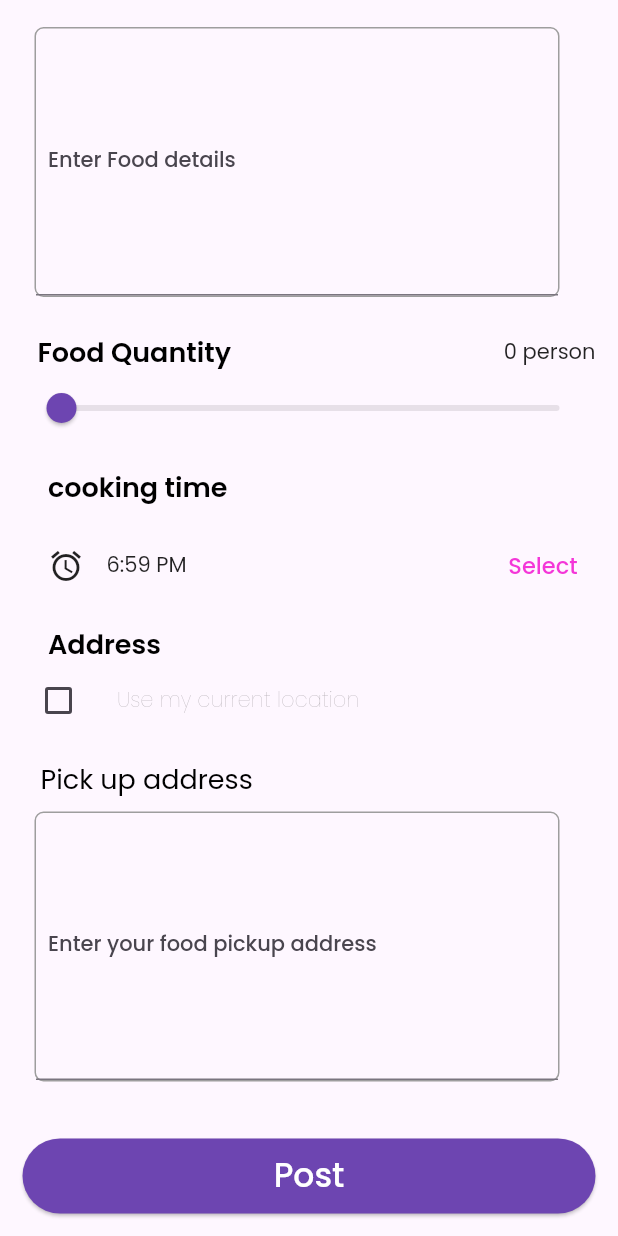
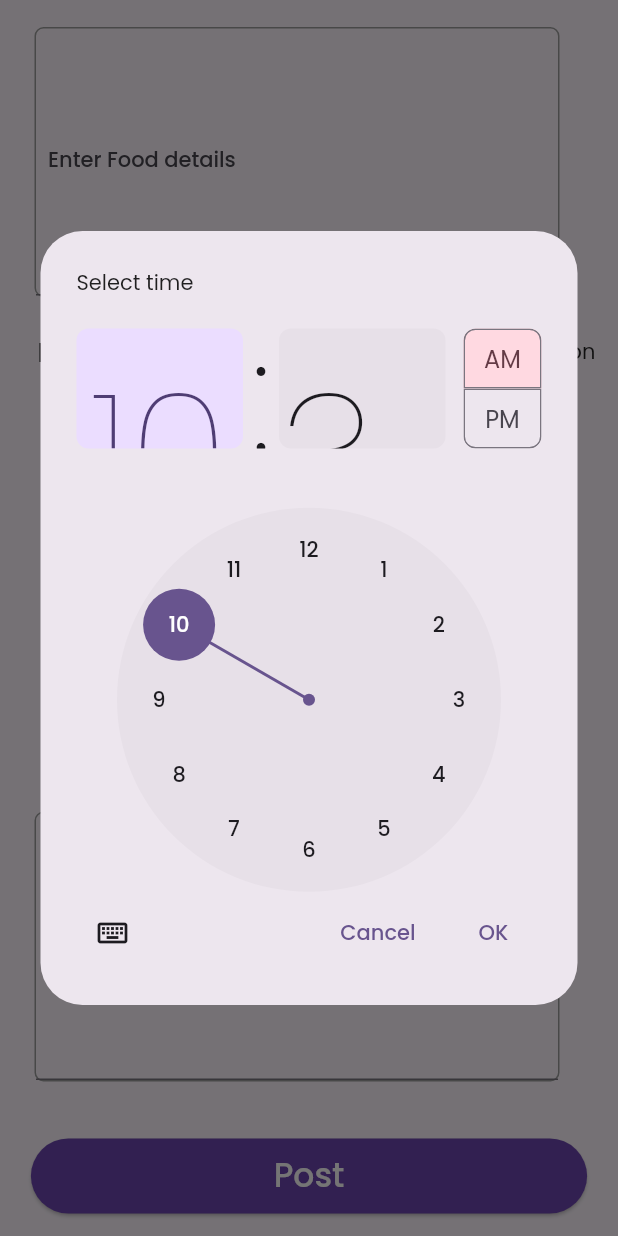
Before and after one commit to Adhinprakash/GIve_and_Gobble, a Flutter app: the ScreenDonation screen opened directly, scrolled down 209 dp, after a tap on "Select", on a phone screen of 412 x 824 dp. Run offline on Flutter 3.47's test engine with Material 2 defaults, Android fonts, the phone set to English and light mode, and no system bars; our stand-ins replace awesome_dialog, form_field_validator, geocoding, geolocator, google_fonts, pinput and 2 more.

Commit message:
location fetching and time fetching done

```diff
--- /dev/null
+++ b/lib/controller/provider/time_picking.dart
@@ -0,0 +1,21 @@
+
+import 'package:flutter/material.dart';
+
+class ShowTimePicker extends ChangeNotifier{
+TimeOfDay timeOfDay=TimeOfDay(hour: 8, minute: 30);
+
+
+
+Future showTimepickerDialoag( context)async{
+
+ final TimeOfDay? selectedtime= await  showTimePicker(
+
+  context:context , initialTime: TimeOfDay.now());
+
+if(selectedtime!=null &&  selectedtime!=timeOfDay){
+  timeOfDay=selectedtime;
+  notifyListeners();
+}
+
+ }
+}
--- a/lib/view/User/user_donation/screen_donation.dart
+++ b/lib/view/User/user_donation/screen_donation.dart
@@ -1,7 +1,12 @@
 import 'package:flutter/material.dart';
+import 'package:geocoding/geocoding.dart';
+import 'package:geolocator/geolocator.dart';
 import 'package:give_gobble/controller/consts/const.dart';
+import 'package:give_gobble/controller/provider/time_picking.dart';
 import 'package:give_gobble/view/User/appbar__widget.dart';
 import 'package:give_gobble/view/User/widgets/textformfield_widget.dart';
+import 'package:provider/provider.dart';
+import 'package:sizer/sizer.dart';
 
 class ScreenDonation extends StatefulWidget {
   const ScreenDonation({super.key});
@@ -10,12 +15,23 @@ class ScreenDonation extends StatefulWidget {
   State<ScreenDonation> createState() => _ScreenDonationState();
 }
 
+
 class _ScreenDonationState extends State<ScreenDonation> {
+  @override
+  void dispose() {
+    _locationController.clear();
+
+    super.dispose();
+  }
+    TextEditingController _locationController = TextEditingController();
+  bool _isChecked = false;
+
   double currentvalue=0;
 bool value=false;
   @override
   Widget build(BuildContext context) {
-    return ListView(
+    return Scaffold(
+      body: ListView(
         children: [
          const DonationPageAppbar(title: 'Create New Post', leading:Icons.arrow_back, trailing: "Post"),
           Padding(
@@ -36,7 +52,7 @@ bool value=false;
                 kheight30,
                  const Padding(
                   padding: EdgeInsets.all(8.0),
-                child:TextFormfieldWidget(labelText: "Enter Food details"),
+                  child:TextFormfieldWidget(labelText: "Enter Food details", ),
                 ),
                 kHeight15,
                 Padding(
@@ -52,7 +68,7 @@ bool value=false;
                 ),
                 Center(
                   child: SizedBox(
-                  width: 420,
+                    width: 90.w,
                     child: Slider(
                       activeColor: kpurple,
                       min: 0,
@@ -75,18 +91,23 @@ bool value=false;
 
               Padding(
                 padding: const EdgeInsets.only(left: 17),
-              child: Row(
+                child: Consumer<ShowTimePicker>(
+                  builder: (context, value, _) {
+                    return  Row(
                     mainAxisAlignment: MainAxisAlignment.spaceBetween,
                       children: [
                          Row(
                           children: [
-                       Icon(Icons.alarm),
+                           const Icon(Icons.alarm),
                            kwidth15,
-                        Text("6:59 PM")
+                           Text(value.timeOfDay.format(context).toString())
                           ],
                         ),
-                    TextButton(onPressed: (){}, child: Text("Select",style: textStyleFuc(weight: FontWeight.w500, color: kpink, size: 15),))
+                        TextButton(onPressed:()async{value.showTimepickerDialoag(context);} , child: Text("Select",style: textStyleFuc(weight: FontWeight.w500, color: kpink, size: 15),))
                       ],
+                    );
+                  },
+
                 ),
               ),
               kHeight15,
@@ -96,7 +117,12 @@ bool value=false;
                 ),
                 Row(
                   children: [
-              Checkbox(value: value, onChanged: (value){}),
+                Checkbox(value: _isChecked, onChanged: (value){
+                   _isChecked = value ?? false;
+                      if (_isChecked) {
+                        _getCurrentLocation();
+                      }
+                }),
                 kwidth15,
                Text("Use my current location",style: textStyleFuc(weight: FontWeight.w200, color: kBlack38, size: 14),),
 
@@ -107,19 +133,67 @@ bool value=false;
                   padding: const EdgeInsets.only(left: 12),
                   child: Text("Pick up address",style: textStyleFuc(weight: FontWeight.w400, color: kBlack, size: 18),),
                 ),
-              const Padding(
-                padding: EdgeInsets.all(8.0),
-                child: TextFormfieldWidget(labelText: "Enter your food pickup address"),
+                 Padding(
+                  padding: const EdgeInsets.all(8.0),
+                  child: TextFormfieldWidget(labelText: "Enter your food pickup address",controller: _locationController,),
                 ),
                 kheight30,
                 Center(child: SizedBox(
-                width: 400,
+                  width: 90.w,
                   height: 50,
                   child: ElevatedButton(onPressed: (){},style: ElevatedButton.styleFrom(backgroundColor: kpurple), child: Text("Post",style: textStyleFuc(weight: FontWeight.w500, color: Colors.white, size: 22),),)))
               ],
             ),
           )
         ],
+      ),
     );
   }
+
+
+Future<void> _getCurrentLocation() async {
+  try {
+    LocationPermission permission = await Geolocator.requestPermission();
+
+    if (permission == LocationPermission.denied ||
+        permission == LocationPermission.deniedForever) {
+      // User denied the location permission.
+      showSnackbar("Location permission denied.");
+      return;
     }
+
+    Position position = await Geolocator.getCurrentPosition(
+      desiredAccuracy: LocationAccuracy.best,
+    );
+
+    String? locationString ;
+
+    List<Placemark> placemarks = await placemarkFromCoordinates(position.latitude, position.longitude);
+
+    if (placemarks.isNotEmpty) {
+      Placemark placemark = placemarks[0];
+      String address = "${placemark.thoroughfare} ${placemark.locality}, ${placemark.administrativeArea},";
+      locationString = " $address";
+    }
+
+    setState(() {
+      _locationController.text = locationString!;
+    });
+
+    showSnackbar("Current location: $locationString");
+  } catch (e) {
+    showSnackbar("Error getting current location: $e");
+  }
+}
+
+  void showSnackbar(String message) {
+    ScaffoldMessenger.of(context).showSnackBar(
+      SnackBar(
+        content: Text(message),
+        duration: const Duration(seconds: 3),
+      ),
+    );
+  }
+
+
+}
```
Also changed, not shown: lib/controller/provider/homescreen_links.dart (added). Lines whose indentation alone changed are shown as unchanged.
